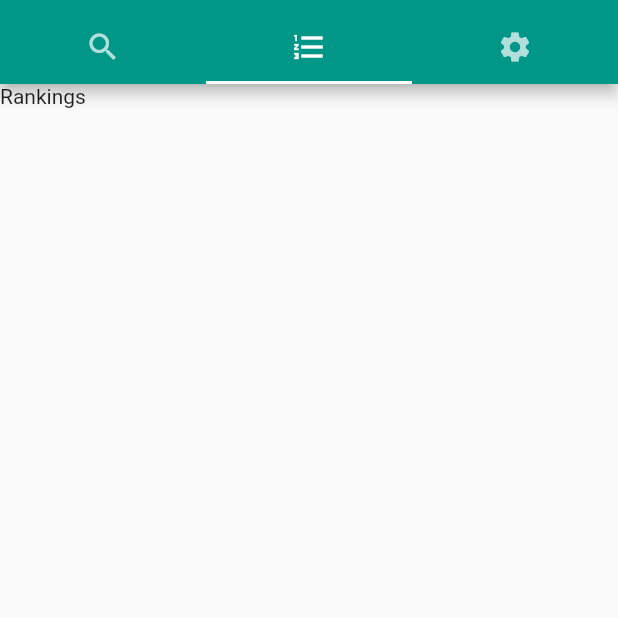
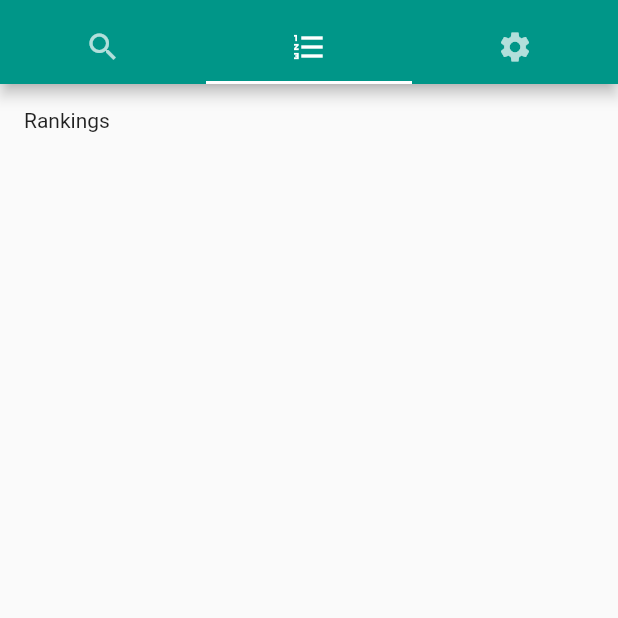
Before and after one commit to walfie/clubdarn-flutter, a Flutter app: the screen it shows after launch, tab 2 chosen, on a phone screen of 412 x 824 dp, the top half of it. Run offline on Flutter 3.47's test engine with Material 2 defaults, Android fonts, the phone set to English and light mode, and no system bars.

Commit message:
Refactor and adjust padding

```diff
--- a/lib/main.dart
+++ b/lib/main.dart
@@ -2,6 +2,7 @@ import "package:flutter/material.dart";
 
 import "models.dart";
 import "widgets/search_bar.dart";
+import "widgets/search_result.dart";
 
 class ClubDarn extends StatefulWidget {
   @override
@@ -11,6 +12,37 @@ class ClubDarn extends StatefulWidget {
 class _ClubDarnState extends State<ClubDarn> {
   @override
   Widget build(BuildContext context) {
+    final searchTab = Column(
+      children: [
+        SearchBar(
+          onSubmitted: (SearchValues value) {
+            // TODO
+            debugPrint(value.query);
+            debugPrint(value.searchType.toString());
+          },
+        ),
+        Divider(),
+        Column(
+          crossAxisAlignment: CrossAxisAlignment.stretch,
+          children: [
+            SearchResult(
+              id: "3607-15",
+              title: "アイドル活動!",
+              subtitle: "わか、ふうり、すなお from STAR☆ANIS",
+            ),
+          ],
+        ),
+      ],
+    );
+
+    final tabs = [
+      searchTab,
+      Text("Rankings"),
+      Text("Settings"),
+    ].map((widget) {
+      return Padding(padding: EdgeInsets.all(16.0), child: widget);
+    }).toList(growable: false);
+
     return MaterialApp(
       theme: ThemeData(primarySwatch: Colors.teal),
       home: DefaultTabController(
@@ -30,19 +62,7 @@ class _ClubDarnState extends State<ClubDarn> {
               ],
             ),
           ),
-          body: TabBarView(
-            children: [
-              SearchBar(
-                onSubmitted: (SearchValues value) {
-                  // TODO
-                  debugPrint(value.query);
-                  debugPrint(value.searchType.toString());
-                },
-              ),
-              Text("Rankings"),
-              Text("Settings"),
-            ],
-          ),
+          body: TabBarView(children: tabs),
         ),
       ),
     );
--- a/lib/widgets/search_bar.dart
+++ b/lib/widgets/search_bar.dart
@@ -38,12 +38,10 @@ class _SearchBarState extends State<SearchBar> {
       child: Column(
         children: [
           Container(
-            padding: const EdgeInsets.all(16.0),
+            padding: const EdgeInsets.only(bottom: 16.0),
             child: TextField(
               onChanged: (String text) {
-                setState(() {
-                  _state.query = text;
-                });
+                _state.query = text;
               },
               onSubmitted: (_) {
                 widget.onSubmitted(_state);
@@ -61,7 +59,7 @@ class _SearchBarState extends State<SearchBar> {
             ),
           ),
           Container(
-            padding: const EdgeInsets.symmetric(horizontal: 24.0),
+            padding: const EdgeInsets.symmetric(horizontal: 16.0),
             child: Row(
               children: [
                 _radioOption("Song", SearchType.song),
```
